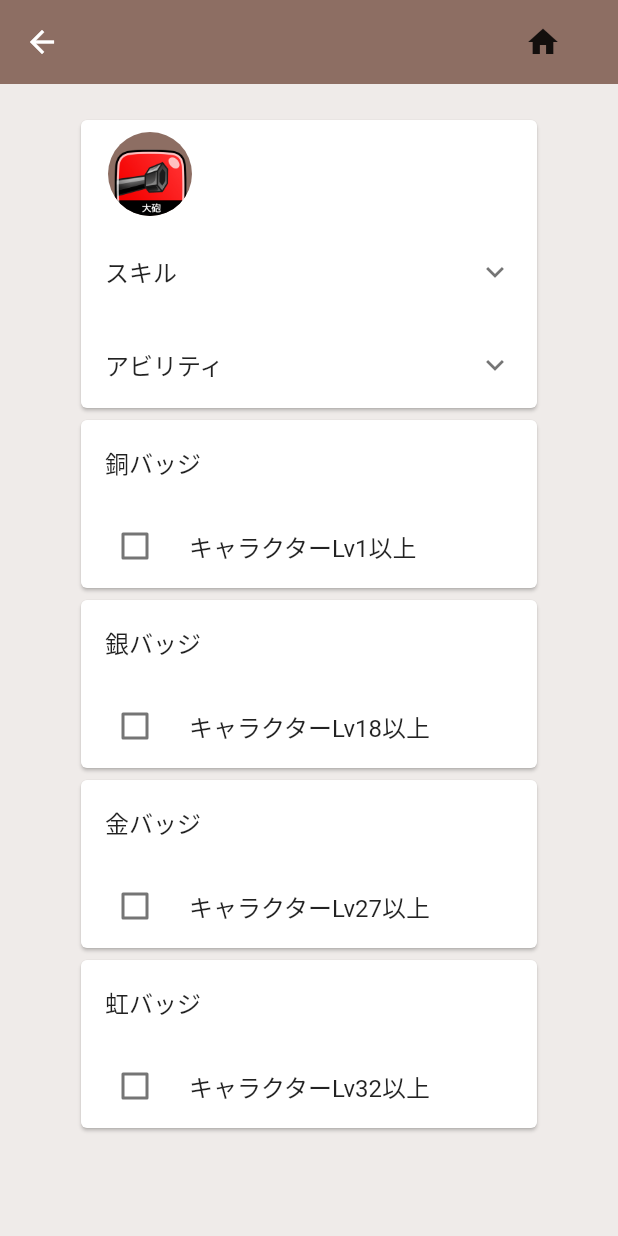
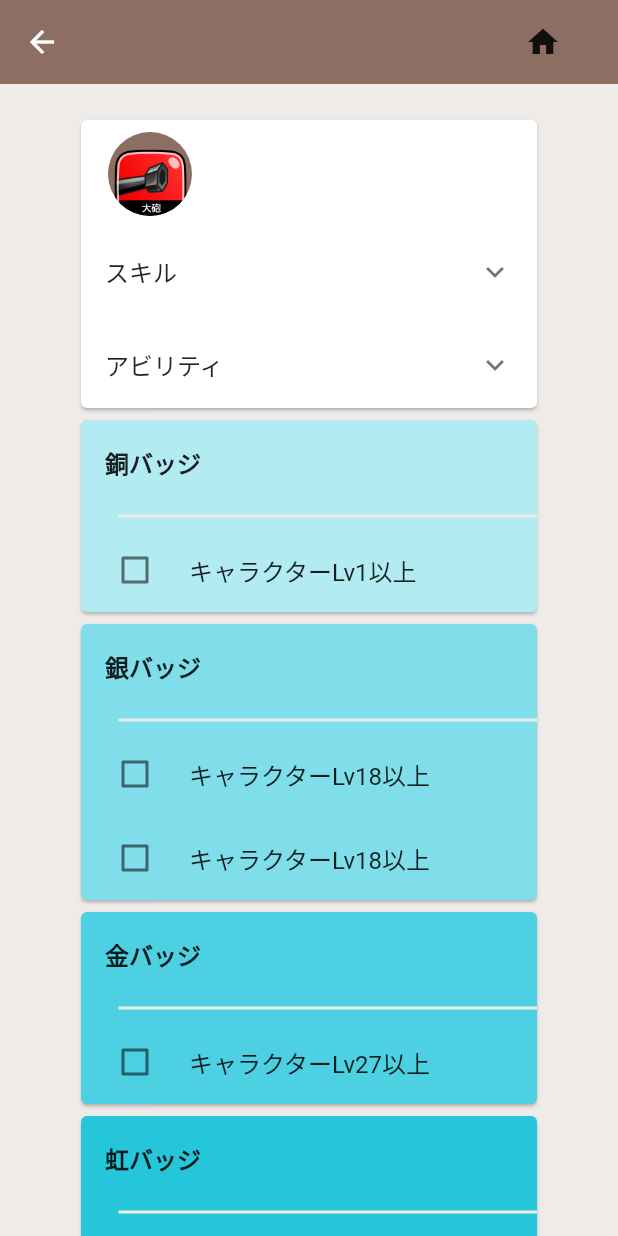
Before and after one commit to KentaMatsumura/shirodora_app, a Flutter app: the Details screen opened directly, on a phone screen of 412 x 824 dp. Run offline on Flutter 3.47's test engine with Material 2 defaults, Android fonts, the phone set to English and light mode, and no system bars; our stand-ins replace cloud_firestore, flutter_spinkit; accounts and stored records are empty.

Commit message:
edited card style

```diff
--- a/lib/screens/details/badge/badge_check_tile.dart
+++ b/lib/screens/details/badge/badge_check_tile.dart
@@ -19,51 +19,76 @@ class _BadgeCheckTileState extends State<BadgeCheckTile> {
 
   @override
   Widget build(BuildContext context) {
+    final badgeDataList = Provider.of<Badge>(context);
     return ChangeNotifierProvider<BadgeFlag>(
       create: (_) => flag,
       child: Column(
         children: <Widget>[
           Card(
+            color: Colors.cyan[100],
             child: Column(
               mainAxisSize: MainAxisSize.min,
               children: <Widget>[
                 ListTile(
-                  title: Text('銅バッジ'),
+                  title: Text(
+                    '銅バッジ',
+                    style: TextStyle(fontWeight: FontWeight.bold),
+                  ),
                 ),
                 BronzeCheckbox(),
               ],
             ),
           ),
           Card(
+            color: Colors.cyan[200],
             child: Column(
               mainAxisSize: MainAxisSize.min,
               children: <Widget>[
                 ListTile(
-                  title: Text('銀バッジ'),
+                  title: Text(
+                    '銀バッジ',
+                    style: TextStyle(fontWeight: FontWeight.bold),
+                  ),
                 ),
-                SilverCheckbox(),
+                SilverCheckbox(
+                  silver: badgeDataList.silver,
+                ),
               ],
             ),
           ),
           Card(
+            color: Colors.cyan[300],
             child: Column(
               mainAxisSize: MainAxisSize.min,
               children: <Widget>[
                 ListTile(
-                  title: Text('金バッジ'),
+                  title: Text(
+                    '金バッジ',
+                    style: TextStyle(fontWeight: FontWeight.bold),
+                  ),
                 ),
-                GoldCheckbox(),
+                GoldCheckbox(
+                  gold: badgeDataList.gold,
+                ),
               ],
             ),
           ),
           Card(
+            color: Colors.cyan[400],
             child: Column(
               mainAxisSize: MainAxisSize.min,
               children: <Widget>[
                 ListTile(
-                  title: Text('虹バッジ'),
+                  title: Text(
+                    '虹バッジ',
+                    style: TextStyle(
+                      fontWeight: FontWeight.bold,
+                    ),
+                  ),
                 ),
-                RainbowCheckbox(),
+                RainbowCheckbox(
+                  rainbow: badgeDataList.rainbow,
+                ),
               ],
             ),
           ),
--- a/lib/screens/details/badge/card_template.dart
+++ b/lib/screens/details/badge/card_template.dart
@@ -11,7 +11,10 @@ class _BronzeCheckboxState extends State<BronzeCheckbox> {
   @override
   Widget build(BuildContext context) {
     var _flag = Provider.of<BadgeFlag>(context);
-    return CheckboxListTile(
+    return Column(
+      children: <Widget>[
+        _customDivider(),
+        CheckboxListTile(
           activeColor: Colors.blue,
           title: Text('キャラクターLv1以上'),
           value: _flag.bronzeFlag,
@@ -21,11 +24,17 @@ class _BronzeCheckboxState extends State<BronzeCheckbox> {
               _flag.setBronzeFlag();
             });
           },
+        ),
+      ],
     );
   }
 }
 
 class SilverCheckbox extends StatefulWidget {
+  final Map silver;
+
+  SilverCheckbox({this.silver});
+
   @override
   _SilverCheckboxState createState() => _SilverCheckboxState();
 }
@@ -33,8 +42,12 @@ class SilverCheckbox extends StatefulWidget {
 class _SilverCheckboxState extends State<SilverCheckbox> {
   @override
   Widget build(BuildContext context) {
+    var list = new List.generate(widget.silver.length, (i) => false);
     var _flag = Provider.of<BadgeFlag>(context);
-    return CheckboxListTile(
+    return Column(
+      children: <Widget>[
+        _customDivider(),
+        CheckboxListTile(
           activeColor: Colors.blue,
           title: Text('キャラクターLv18以上'),
           value: _flag.silverFlag,
@@ -44,11 +57,28 @@ class _SilverCheckboxState extends State<SilverCheckbox> {
               _flag.setSilverFlag();
             });
           },
+        ),
+        CheckboxListTile(
+          activeColor: Colors.blue,
+          title: Text('キャラクターLv18以上'),
+          value: _flag.silverFlag,
+          controlAffinity: ListTileControlAffinity.leading,
+          onChanged: (bool e) {
+            setState(() {
+              _flag.setSilverFlag();
+            });
+          },
+        ),
+      ],
     );
   }
 }
 
 class GoldCheckbox extends StatefulWidget {
+  final Map gold;
+
+  GoldCheckbox({this.gold});
+
   @override
   _GoldCheckboxState createState() => _GoldCheckboxState();
 }
@@ -56,8 +86,12 @@ class GoldCheckbox extends StatefulWidget {
 class _GoldCheckboxState extends State<GoldCheckbox> {
   @override
   Widget build(BuildContext context) {
+    var list = new List.generate(widget.gold.length, (i) => false);
     var _flag = Provider.of<BadgeFlag>(context);
-    return CheckboxListTile(
+    return Column(
+      children: <Widget>[
+        _customDivider(),
+        CheckboxListTile(
           activeColor: Colors.blue,
           title: Text('キャラクターLv27以上'),
           value: _flag.goldFlag,
@@ -67,11 +101,17 @@ class _GoldCheckboxState extends State<GoldCheckbox> {
               _flag.setGoldFlag();
             });
           },
+        ),
+      ],
     );
   }
 }
 
 class RainbowCheckbox extends StatefulWidget {
+  final Map rainbow;
+
+  RainbowCheckbox({this.rainbow});
+
   @override
   _RainbowCheckboxState createState() => _RainbowCheckboxState();
 }
@@ -79,8 +119,12 @@ class RainbowCheckbox extends StatefulWidget {
 class _RainbowCheckboxState extends State<RainbowCheckbox> {
   @override
   Widget build(BuildContext context) {
+    var list = new List.generate(widget.rainbow.length, (i) => false);
     var _flag = Provider.of<BadgeFlag>(context);
-    return CheckboxListTile(
+    return Column(
+      children: <Widget>[
+        _customDivider(),
+        CheckboxListTile(
           activeColor: Colors.blue,
           title: Text('キャラクターLv32以上'),
           value: _flag.rainbowFlag,
@@ -90,6 +134,16 @@ class _RainbowCheckboxState extends State<RainbowCheckbox> {
               _flag.setRainbowFlag();
             });
           },
+        ),
+      ],
     );
   }
 }
+
+Widget _customDivider() {
+  return Divider(
+    color: Colors.brown[50],
+    thickness: 2.0,
+    indent: 25.0,
+  );
+}
--- a/lib/screens/details/character_card.dart
+++ b/lib/screens/details/character_card.dart
@@ -35,7 +35,6 @@ class CharacterCard extends StatelessWidget {
             ),
           ),
           StatusListTile(),
-
         ],
       ),
     );
```
Lines whose indentation alone changed are shown as unchanged.
